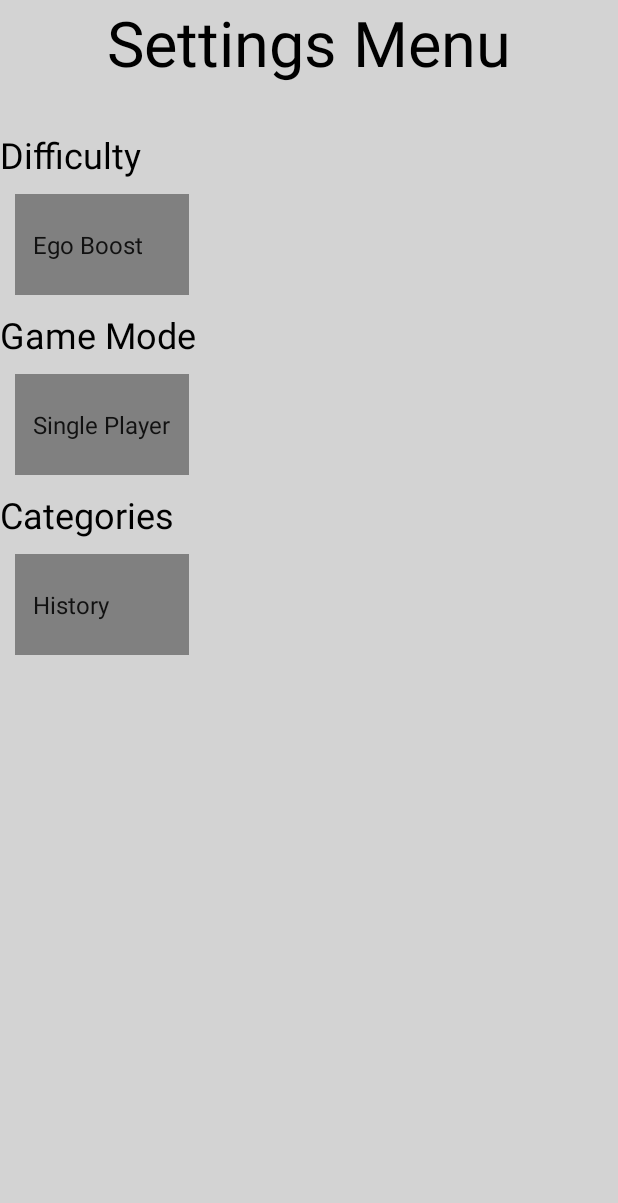
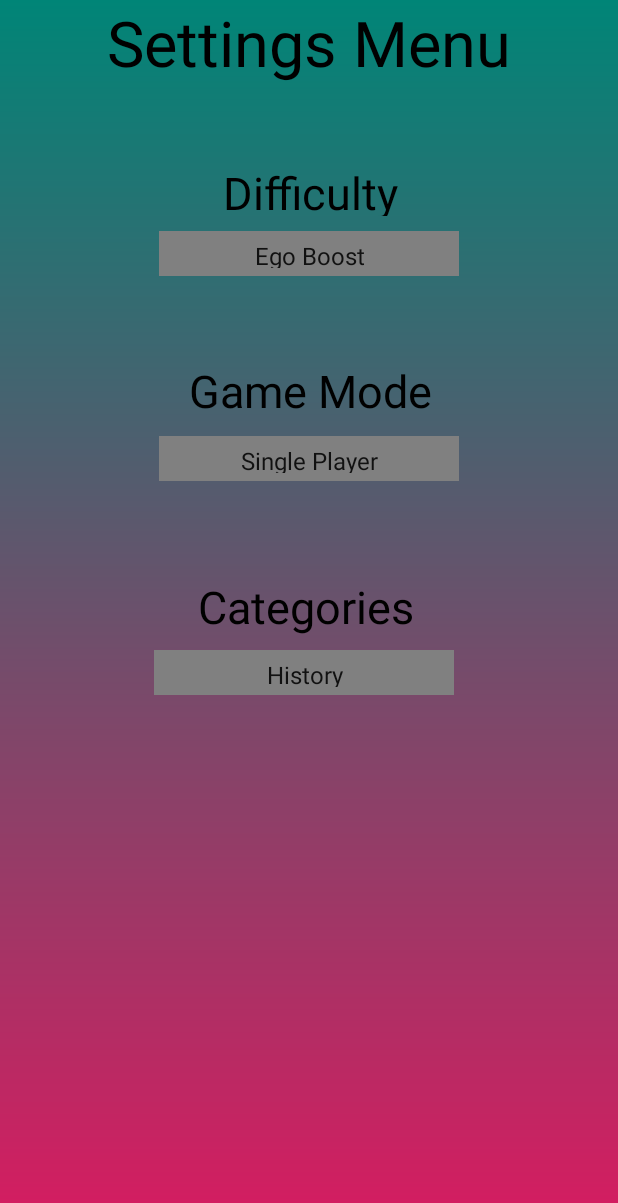
Before and after one commit to Aidanroth/AndroidTriviaGame, an Android app: the settings_activity screen opened directly, with no data from a screen before it, on a phone screen of 412 x 824 dp. Shown: the top 1203 px of the screen. Run offline under Robolectric (Android 15) with nearby library versions, the phone set to English and light mode, and no system bars.

Commit message:
UI work in progress

```diff
--- a/app/src/main/res/layout/activity_settings_activity.xml
+++ b/app/src/main/res/layout/activity_settings_activity.xml
@@ -1,83 +1,115 @@
 <?xml version="1.0" encoding="utf-8"?>
-<LinearLayout xmlns:android="http://schemas.android.com/apk/res/android"
+<androidx.constraintlayout.widget.ConstraintLayout xmlns:android="http://schemas.android.com/apk/res/android"
     xmlns:app="http://schemas.android.com/apk/res-auto"
     xmlns:tools="http://schemas.android.com/tools"
     android:layout_width="match_parent"
     android:layout_height="match_parent"
-    android:background="#D3D3D3"
+    android:background="@drawable/gradient"
     android:orientation="vertical"
     tools:context=".settings_activity">
+
 
     <TextView
         android:layout_width="match_parent"
         android:layout_height="wrap_content"
-        android:background="#D3D3D3"
         android:gravity="center"
         android:paddingBottom="30dp"
         android:text="Settings Menu"
         android:textColor="#000000"
-        android:textSize="42dp" />
+        android:textSize="42dp"
+        app:layout_constraintEnd_toEndOf="parent"
+        app:layout_constraintStart_toStartOf="parent"
+        app:layout_constraintTop_toTopOf="parent" />
 
     <TextView
-        android:layout_width="match_parent"
-        android:layout_height="wrap_content"
-        android:background="#D3D3D3"
+        android:id="@+id/textView5"
+        android:layout_width="130dp"
+        android:layout_height="36dp"
+        android:layout_marginTop="108dp"
+        android:layout_marginEnd="128dp"
+        android:gravity="center"
         android:text="Difficulty"
         android:textColor="#000000"
-        android:textSize="24dp" />
-
+        android:textSize="30sp"
+        app:layout_constraintEnd_toEndOf="parent"
+        app:layout_constraintHorizontal_bias="0.921"
+        app:layout_constraintStart_toStartOf="parent"
+        app:layout_constraintTop_toTopOf="parent" />
 
     <Spinner
         android:id="@+id/spinner1"
         style="@style/spinner_style"
-        android:layout_width="116dp"
-        android:layout_height="67dp"
-        app:layout_constraintBottom_toBottomOf="parent"
-        app:layout_constraintBottom_toTopOf="parent"
-        app:layout_constraintHorizontal_bias="0.0"
-        app:layout_constraintLeft_toLeftOf="parent"
-        app:layout_constraintRight_toRightOf="parent" />
+        android:layout_width="200dp"
+        android:layout_height="30dp"
+        android:layout_marginStart="296dp"
+        android:layout_marginTop="25dp"
+        android:layout_marginEnd="158dp"
+        android:textAlignment="center"
+        app:layout_constraintEnd_toEndOf="parent"
+        app:layout_constraintStart_toStartOf="parent"
+        app:layout_constraintTop_toBottomOf="@+id/textView5" />
 
     <TextView
+        android:id="@+id/textView6"
         android:layout_width="wrap_content"
         android:layout_height="wrap_content"
-        android:background="#D3D3D3"
+        android:layout_marginTop="240dp"
+        android:layout_marginEnd="124dp"
+        android:gravity="center"
+        android:text="Game Mode"
         android:textColor="#000000"
-        android:text="Game Mode"
-        android:textSize="24dp" />
+        android:textSize="30sp"
+        app:layout_constraintEnd_toEndOf="parent"
+        app:layout_constraintTop_toTopOf="parent" />
 
     <Spinner
         android:id="@+id/spinner2"
         style="@style/spinner_style"
-        android:layout_width="116dp"
-        android:layout_height="67dp"
+        android:layout_width="200dp"
+        android:layout_height="30dp"
+        android:layout_marginStart="294dp"
+        android:layout_marginTop="38dp"
+        android:layout_marginEnd="155dp"
+        android:textAlignment="center"
         android:textSize="16dp"
-        app:layout_constraintBottom_toBottomOf="parent"
-        app:layout_constraintBottom_toTopOf="parent"
-        app:layout_constraintHorizontal_bias="0.0"
-        app:layout_constraintLeft_toLeftOf="parent"
-        app:layout_constraintRight_toRightOf="parent" />
+        app:layout_constraintEnd_toEndOf="parent"
+        app:layout_constraintStart_toStartOf="parent"
+        app:layout_constraintTop_toBottomOf="@+id/textView6" />
 
     <TextView
-        android:layout_width="wrap_content"
-        android:layout_height="wrap_content"
-        android:background="#D3D3D3"
+        android:id="@+id/textView7"
+        android:layout_width="191dp"
+        android:layout_height="39dp"
+        android:layout_marginTop="384dp"
+        android:layout_marginEnd="112dp"
+        android:gravity="center"
+        android:text="Categories"
         android:textColor="#000000"
-        android:text="Categories"
-        android:textSize="24dp"/>
+        android:textSize="30sp"
+        app:layout_constraintEnd_toEndOf="parent"
+        app:layout_constraintTop_toTopOf="parent" />
 
     <Spinner
         android:id="@+id/spinner3"
         style="@style/spinner_style"
-        android:layout_width="116dp"
-        android:layout_height="67dp"
+        android:layout_width="200dp"
+        android:layout_height="30dp"
+        android:layout_marginStart="298dp"
+        android:layout_marginTop="11dp"
+        android:layout_marginEnd="166dp"
+        android:textAlignment="center"
         android:textSize="16dp"
-        app:layout_constraintBottom_toBottomOf="parent"
-        app:layout_constraintBottom_toTopOf="parent"
-        app:layout_constraintHorizontal_bias="0.0"
-        app:layout_constraintLeft_toLeftOf="parent"
-        app:layout_constraintRight_toRightOf="parent" />
+        app:layout_constraintEnd_toEndOf="parent"
+        app:layout_constraintHorizontal_bias="0.482"
+        app:layout_constraintStart_toStartOf="parent"
+        app:layout_constraintTop_toBottomOf="@+id/textView7" />
+
+    <androidx.constraintlayout.widget.Guideline
+        android:id="@+id/guideline"
+        android:layout_width="wrap_content"
+        android:layout_height="wrap_content"
+        android:orientation="horizontal"
+        app:layout_constraintGuide_begin="20dp" />
 
 
-
-</LinearLayout>
+</androidx.constraintlayout.widget.ConstraintLayout>
```
Also changed, not shown: app/src/main/java/com/example/triviagame/MainActivity.java (+1 -17 lines).
